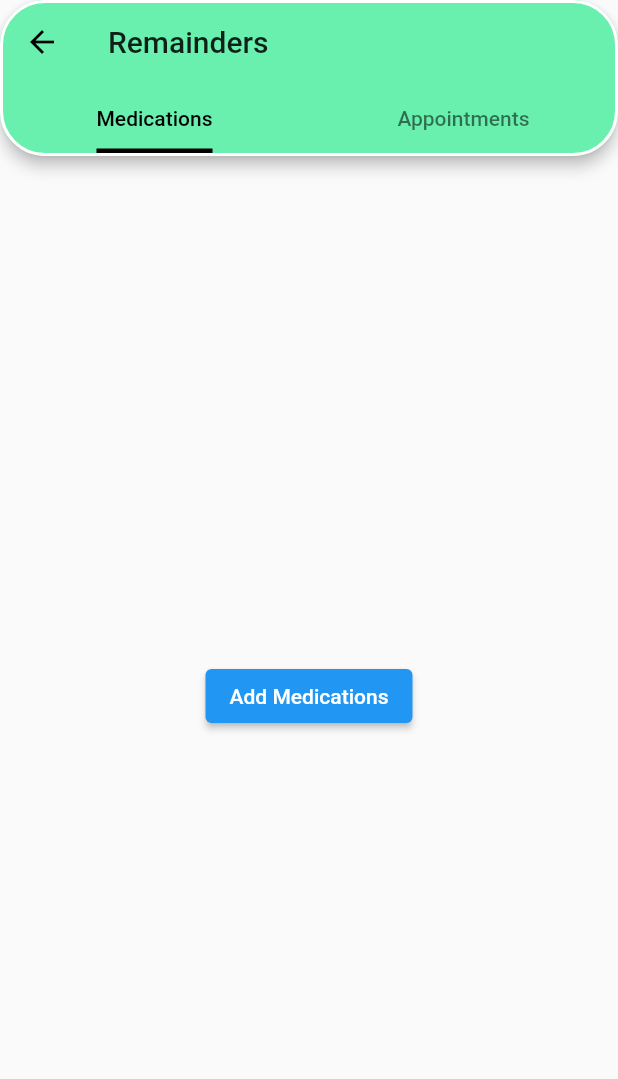
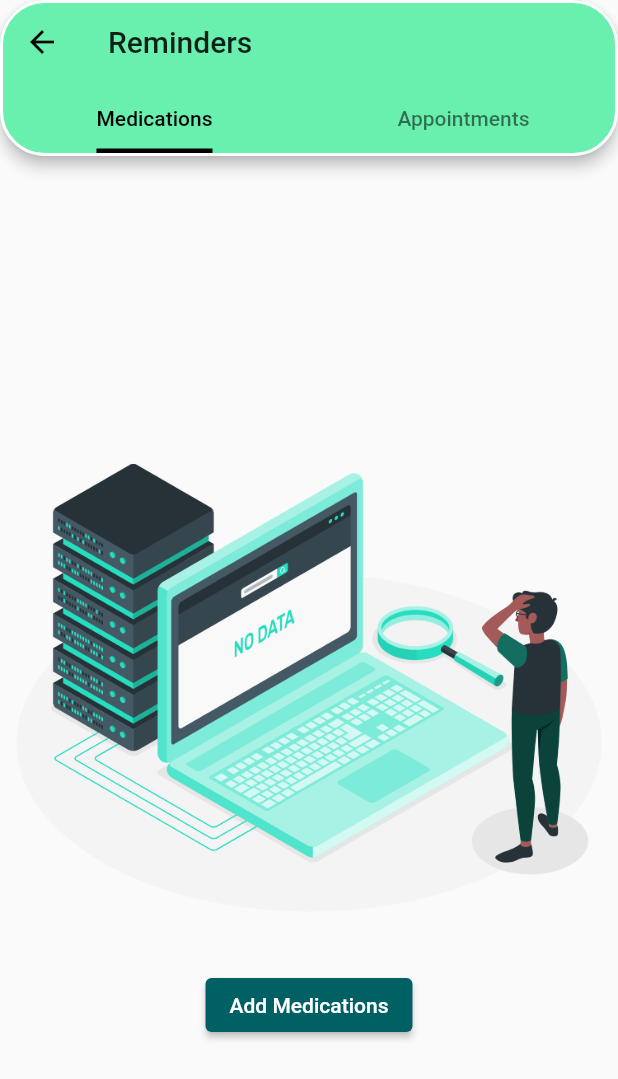
Before and after one commit to Kurama-tech/safety-ui, a Flutter app: the Reminders screen opened directly, on a phone screen of 412 x 824 dp. Shown: the top 1079 px of the screen. Run offline on Flutter 3.47's test engine with Material 2 defaults, Android fonts, the phone set to English and light mode, and no system bars; our stand-ins replace flutter_speed_dial, sqflite; accounts and stored records are empty.

Commit message:
added images and button colors

```diff
--- a/lib/view/planningDetail.dart
+++ b/lib/view/planningDetail.dart
@@ -115,10 +115,12 @@ class _PlanningState extends State<PlanningDetail>
         children: [
           Align(
               alignment: Alignment.center,
-              child: Text("Oop's No Data here..!")),
+              child: Image.asset("assets/images/3009286-ai.png")),
           Align(
             alignment: Alignment.bottomCenter,
             child: ElevatedButton(
+              style: ButtonStyle(backgroundColor: MaterialStateProperty.all(Colors.cyan[900])),
+
               onPressed: () {
                 if(isContactG){
                    _showMyDialogContacts(context, this.widget.title,
@@ -154,6 +156,7 @@ class _PlanningState extends State<PlanningDetail>
                   Align(
                     alignment: Alignment.bottomCenter,
                     child: ElevatedButton(
+                      style: ButtonStyle(backgroundColor: MaterialStateProperty.all(Colors.cyan[900])),
                       onPressed: () {
                         print(isContact);
                         if (isContact) {
@@ -243,7 +246,7 @@ class _PlanningState extends State<PlanningDetail>
       [UnversalModel data]) async {
     final GlobalKey<FormState> _formKey = GlobalKey<FormState>();
     TextEditingController _statergyTextCtrl = TextEditingController();
-    String addorEdit = 'Add ';
+    String addorEdit = 'Add';
     if (isEditMode && data != null) {
       addorEdit = 'Edit ';
       _statergyTextCtrl.text = data.statergy;
--- a/lib/view/remindersView.dart
+++ b/lib/view/remindersView.dart
@@ -22,7 +22,7 @@ class _RemindersState extends State<Reminders> with TickerProviderStateMixin {
   Widget build(BuildContext context) {
     return Scaffold(
       appBar: AppBar(
-        title: Text("Remainders"),
+        title: Text("Reminders"),
         shape: RoundedRectangleBorder(
             borderRadius: BorderRadius.circular(30),
             side: BorderSide(width: 2, color: Colors.white)),
@@ -50,9 +50,13 @@ class _RemindersState extends State<Reminders> with TickerProviderStateMixin {
               alignment: WrapAlignment.end,
               children: [
                 Medication(title: 'Medications'),
+                 Align(
+              alignment: Alignment.center,
+              child: Image.asset("assets/images/3009286-ai.png")),
                 Align(
                   alignment: Alignment.bottomCenter,
                   child: ElevatedButton(
+                    style: ButtonStyle(backgroundColor: MaterialStateProperty.all(Colors.cyan[900])),
                     onPressed: () {},
                     child: Text('Add Medications'),
                   ),
@@ -67,9 +71,13 @@ class _RemindersState extends State<Reminders> with TickerProviderStateMixin {
                 Appointments(
                   title: 'Appointments',
                 ),
+                 Align(
+              alignment: Alignment.center,
+              child: Image.asset("assets/images/3009286-ai.png")),
                 Align(
                   alignment: Alignment.bottomCenter,
                   child: ElevatedButton(
+                    style: ButtonStyle(backgroundColor: MaterialStateProperty.all(Colors.cyan[900])),
                     onPressed: () async {
                       await _showStepper(context);
                     },
```
Also changed, not shown: assets/images/3009286-ai.png (added).
